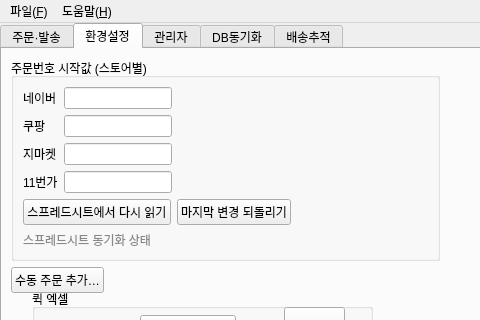
Peanut0711/easy-fulfill, file ui/main_window.ui: the form before one commit; both pictures show x 0 to 480 and y 0 to 320 of the 880 by 740 pixel window.
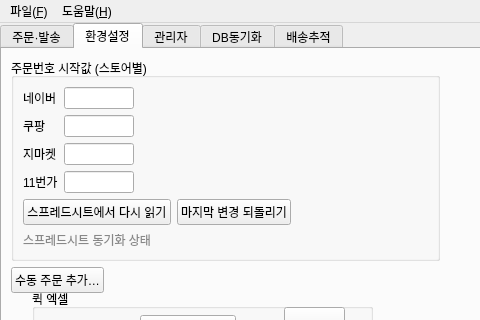
The form after the commit. The open tabs and pages were chosen to show the change.

Commit message:
feat(index): 중복 주문 로드 차단 + 인덱스 입력칸 폭 축소
- 중복 로드 차단(2순위): 오늘 불러온 주문 파일의 내용 SHA1을 로컬(PC별,
  database/loaded_orders.json)에 기록하고, 같은 파일 재로드 시 확인(기본 취소).
  해시 기반이라 이름만 바꾼 동일 파일도 감지. 오늘 것만 보존해 자동 정리.
- 환경설정 주문번호 입력칸 maxWidth 140 → 70 (실제 최대 100단위 건수).

Diff of the .ui file:
```diff
--- a/ui/main_window.ui
+++ b/ui/main_window.ui
@@ -381,7 +381,7 @@
                  <widget class="QLineEdit" name="lineEdit_idx_naver">
                   <property name="maximumSize">
                    <size>
-                    <width>140</width>
+                    <width>70</width>
                     <height>16777215</height>
                    </size>
                   </property>
@@ -398,7 +398,7 @@
                  <widget class="QLineEdit" name="lineEdit_idx_coupang">
                   <property name="maximumSize">
                    <size>
-                    <width>140</width>
+                    <width>70</width>
                     <height>16777215</height>
                    </size>
                   </property>
@@ -415,7 +415,7 @@
                  <widget class="QLineEdit" name="lineEdit_idx_gmarket">
                   <property name="maximumSize">
                    <size>
-                    <width>140</width>
+                    <width>70</width>
                     <height>16777215</height>
                    </size>
                   </property>
@@ -432,7 +432,7 @@
                  <widget class="QLineEdit" name="lineEdit_idx_11st">
                   <property name="maximumSize">
                    <size>
-                    <width>140</width>
+                    <width>70</width>
                     <height>16777215</height>
                    </size>
                   </property>
```
The commit also changes 1 other file.
